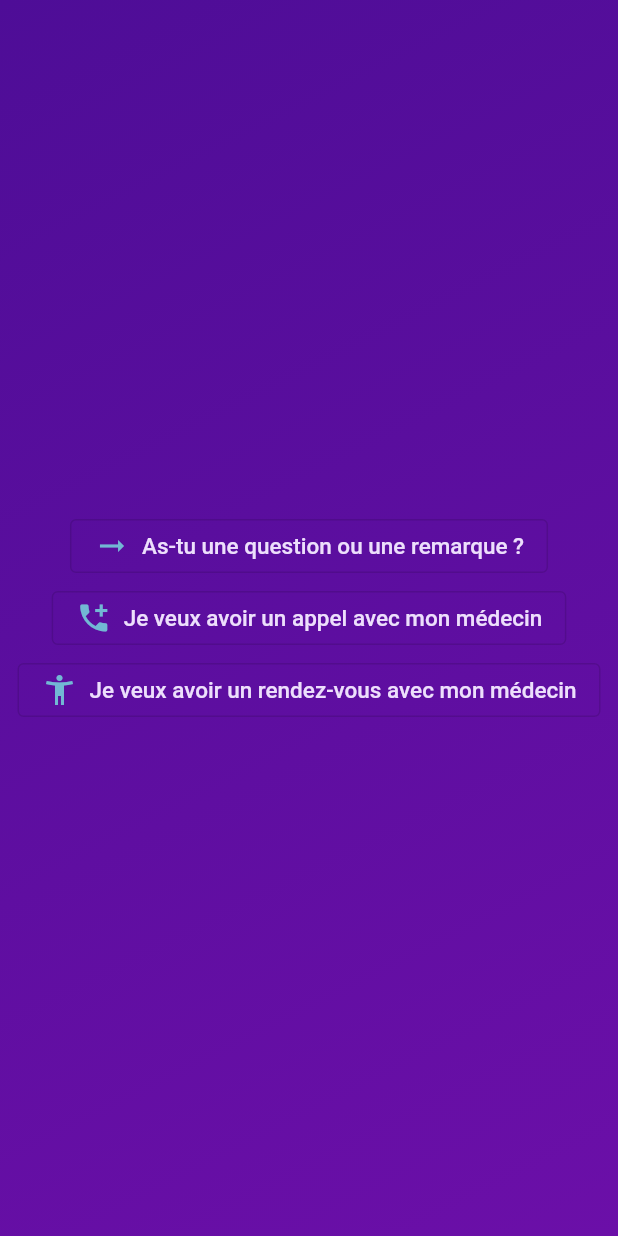
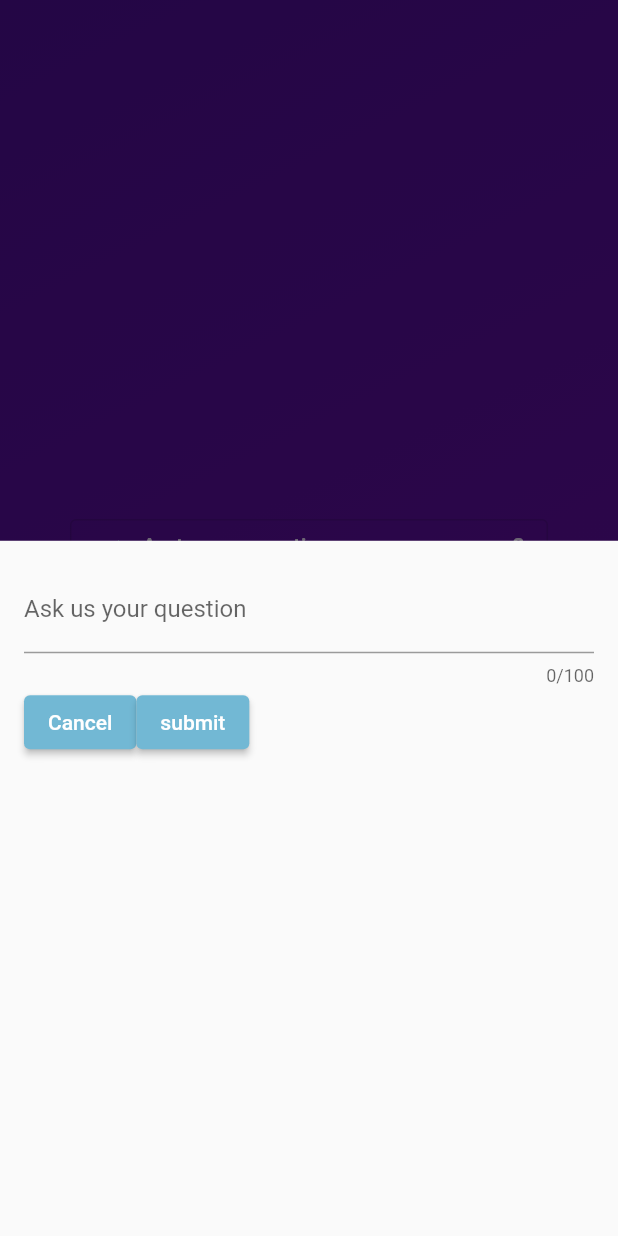
Before and after one commit to cr-crme/embrace_your_scoliosis, a Flutter app: the AskQuestions widget shown alone on an empty page, opened directly, after a tap on "As-tu une question ou une remarque ?", on a phone screen of 412 x 824 dp. Run offline on Flutter 3.47's test engine with Material 2 defaults, Android fonts, the phone set to English and light mode, and no system bars; our stand-ins replace auto_size_text, firebase_core, firebase_database, permission_handler; missing offline and left inert: blue_maestro_ble, enhanced_containers, ezlogin; accounts and stored records are empty; generated files the repository leaves out were written again; statements that could not run were skipped.

Commit message:
Patient question

```diff
--- a/patient_app/lib/widgets/ask_question.dart
+++ b/patient_app/lib/widgets/ask_question.dart
@@ -1,9 +1,24 @@
 import 'package:flutter/material.dart';
+import 'package:patient_app/widgets/text_question.dart';
 
-class AskQuestions extends StatelessWidget {
+class AskQuestions extends StatefulWidget {
   const AskQuestions({super.key});
 
-  //final void Function() changeColor;
+  @override
+  State<AskQuestions> createState() {
+    return _AskQuestions();
+  }
+}
+
+class _AskQuestions extends State<AskQuestions> {
+  void _openQuestionOverlay() {
+    //méthode permettant d'ouvrir la page ou le patient pose sa question
+    showModalBottomSheet(
+      context: context,
+      builder: (ctx) => const TextQuestions(),
+    );
+  }
+
   @override
   Widget build(BuildContext context) {
     return Container(
@@ -22,12 +37,14 @@ class AskQuestions extends StatelessWidget {
           mainAxisSize: MainAxisSize.min,
           children: [
             OutlinedButton.icon(
-              onPressed: () {},
+              onPressed: _openQuestionOverlay,
               icon: const Icon(Icons.arrow_right_alt),
               label: const Text(
                 'As-tu une question ou une remarque ?',
                 style: TextStyle(
-                    color: Color.fromARGB(255, 237, 223, 252), fontSize: 15),
+                  color: Color.fromARGB(255, 237, 223, 252),
+                  fontSize: 15,
+                ),
               ),
             ),
             OutlinedButton.icon(
--- /dev/null
+++ b/patient_app/lib/widgets/text_question.dart
@@ -0,0 +1,57 @@
+import 'package:flutter/material.dart';
+
+class TextQuestions extends StatefulWidget {
+  const TextQuestions({super.key});
+
+  @override
+  State<TextQuestions> createState() {
+    return _TextQuestions();
+  }
+}
+
+class _TextQuestions extends State<TextQuestions> {
+  final _questionControler =
+      TextEditingController(); // permet de save ce que le patient à écrit
+
+  @override
+  void dispose() {
+    // permet de delete le controller quand on ne s'en sert pas (permet de ne pas enregistrer pour rien)
+    _questionControler.dispose();
+    super.dispose();
+  }
+
+  @override
+  Widget build(BuildContext context) {
+    return Padding(
+      padding: const EdgeInsets.all(16),
+      child: Column(
+        children: [
+          TextField(
+            controller: _questionControler,
+            maxLength: 100,
+            decoration: const InputDecoration(
+              label: Text('Ask us your question'),
+            ),
+          ),
+          Row(
+            children: [
+              ElevatedButton(
+                onPressed: () {
+                  Navigator.pop(
+                      context); //enlève la page de question de l'écran
+                },
+                child: const Text('Cancel'),
+              ),
+              ElevatedButton(
+                onPressed: () {
+                  print(_questionControler.text);
+                },
+                child: const Text('submit'),
+              ),
+            ],
+          )
+        ],
+      ),
+    );
+  }
+}
```
